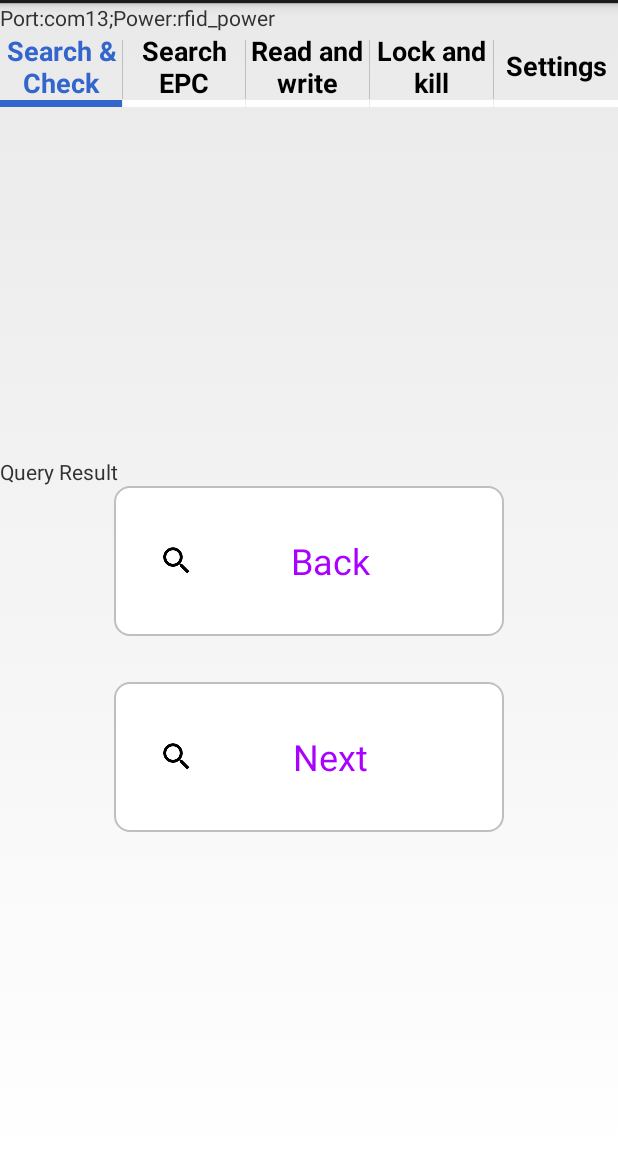
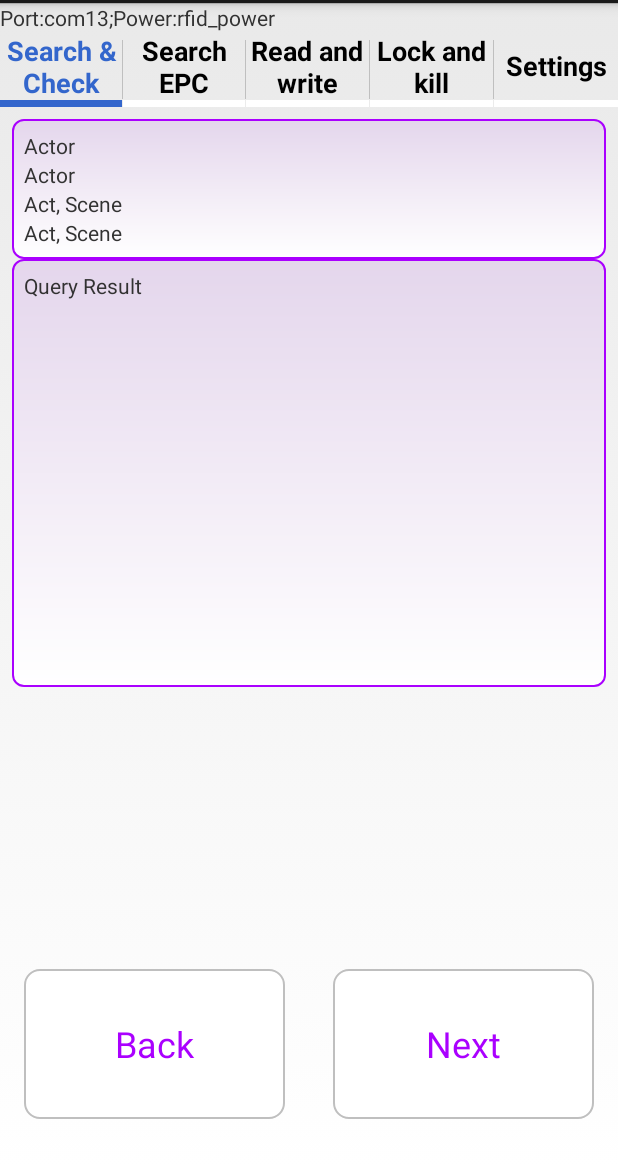
Before and after one commit to CrayJThiemsert/UpSizeUHF, an Android app: the screen it shows after launch (UHFActivity), after a tap on "Next", on a phone screen of 412 x 824 dp, the part 69-1236 px from its top. Run offline under Robolectric (Android 15) with nearby library versions, the phone set to English and light mode, and no system bars; pictures from the network do not load; Roboto replaces fonts that are not available here; 7 statements that could not run were skipped; 1 other tap on this screen came first.

Commit message:
after select actor to filter act, scene list.

```diff
--- /dev/null
+++ b/app/src/main/res/drawable/layout_border_radius.xml
@@ -0,0 +1,24 @@
+<?xml version="1.0" encoding="UTF-8"?>
+<shape xmlns:android="http://schemas.android.com/apk/res/android">
+    <solid android:color="#FFFFFF"/>
+    <stroke
+        android:width="1dp"
+        android:color="@color/purple" />
+
+    //specify gradient
+    <gradient
+        android:startColor="#ffffffff"
+        android:endColor="#E4D6EC"
+        android:angle="90"/>
+
+    <padding
+        android:left="8dp"
+        android:top="8dp"
+        android:right="8dp"
+        android:bottom="8dp"/>
+    <corners
+        android:bottomRightRadius="7dp"
+        android:bottomLeftRadius="7dp"
+        android:topLeftRadius="7dp"
+        android:topRightRadius="7dp"/>
+</shape>
--- a/app/src/main/res/layout/activity_uhf.xml
+++ b/app/src/main/res/layout/activity_uhf.xml
@@ -402,38 +402,42 @@
                         android:layout_height="250dp"
                         android:id="@+id/actscene_name_rvlist"/>
 
+
+
                     <LinearLayout
                         android:layout_width="match_parent"
                         android:layout_height="wrap_content"
                         android:orientation="horizontal"
-                        android:paddingTop="15dp"
+                        android:layout_alignParentBottom="true"
+                        android:paddingBottom="16dp"
                         android:gravity="center" >
 
                         <Button android:text="@string/back_label"
                             android:id="@+id/back_s2_button"
-                            android:layout_width="160dip"
-                            android:layout_height="100dip"
+                            android:layout_width="160dp"
+                            android:layout_height="100dp"
                             android:layout_gravity="center"
+
                             android:background="@drawable/button_radius"
                             android:textSize="24sp"
                             android:textColor="@color/purple"
-                            android:paddingLeft="30dip"
-                            android:paddingRight="26dip"
+                            android:layout_weight="0.5"
+                            android:layout_margin="16dp"
 
                             android:singleLine="true"
                             android:gravity="center" />
 
                         <Button android:text="@string/next_label"
                             android:id="@+id/next_s2_button"
-                            android:layout_width="160dip"
-                            android:layout_height="100dip"
+                            android:layout_width="160dp"
+                            android:layout_height="100dp"
                             android:layout_gravity="center"
                             android:background="@drawable/button_radius"
                             android:textSize="24sp"
                             android:textColor="@color/purple"
 
-                            android:paddingLeft="30dip"
-                            android:paddingRight="26dip"
+                            android:layout_weight="0.5"
+                            android:layout_margin="16dp"
 
                             android:singleLine="true"
                             android:gravity="center" />
@@ -450,72 +454,116 @@
             android:id="@+id/ls3queryresult"
             android:layout_width="match_parent"
             android:layout_height="match_parent"
-            android:gravity="center"
+            android:gravity="top"
             android:orientation="vertical"
             android:visibility="gone" >
 
-            <LinearLayout
+            <RelativeLayout
                 android:id="@+id/tableLayout1s3"
                 android:layout_width="match_parent"
                 android:layout_height="wrap_content"
+                android:gravity="top"
                 android:orientation="vertical" >
 
                 <LinearLayout
                     android:id="@+id/LinearLayouts3"
                     android:layout_width="match_parent"
                     android:layout_height="wrap_content"
+                    android:layout_alignParentTop="true"
                     android:orientation="vertical"
-                    android:paddingTop="10dp"
-                    android:paddingBottom="15dp"
-                    android:gravity="center">
+                    android:padding="8dp">
 
-                    <TextView
+                    <LinearLayout
                         android:layout_width="match_parent"
                         android:layout_height="wrap_content"
-                        android:text="Query Result"/>
+                        android:orientation="vertical"
+                        android:paddingBottom="8dp"
+                        android:background="@drawable/layout_border_radius"
+                        android:gravity="top" >
 
+                        <TextView
+                            android:layout_width="match_parent"
+                            android:layout_height="wrap_content"
+                            android:text="@string/actor"/>
+                        <TextView
+                            android:id="@+id/selected_actor_textview"
+                            android:layout_width="match_parent"
+                            android:layout_height="wrap_content"
+                            android:text="@string/actor"/>
 
+                        <TextView
+                            android:layout_width="match_parent"
+                            android:layout_height="wrap_content"
+                            android:text="@string/actscene"/>
+                        <TextView
+                            android:id="@+id/selected_actscene_textview"
+                            android:layout_width="match_parent"
+                            android:layout_height="wrap_content"
+                            android:text="@string/actscene"/>
 
-                    <Button android:text="@string/back_label"
-                        android:id="@+id/back_s3_button"
-                        android:layout_width="260dip"
-                        android:layout_height="100dip"
-                        android:layout_gravity="center"
-                        android:background="@drawable/button_radius"
-                        android:textSize="24sp"
-                        android:textColor="@color/purple"
-                        android:drawableLeft="@drawable/baseline_search_black_24"
+                    </LinearLayout>
 
-                        android:paddingLeft="30dip"
-                        android:paddingRight="26dip"
+                    <LinearLayout
+                        android:layout_width="match_parent"
+                        android:layout_height="wrap_content"
+                        android:orientation="vertical"
 
-                        android:singleLine="true"
-                        android:gravity="center" />
+                        android:paddingTop="8dp"
+                        android:background="@drawable/layout_border_radius"
+                        android:gravity="top" >
+                        <TextView
+                            android:layout_width="match_parent"
+                            android:layout_height="wrap_content"
+
+                            android:text="Query Result"/>
+
+                        <androidx.recyclerview.widget.RecyclerView
+                            android:layout_width="match_parent"
+                            android:layout_height="250dp"
+                            android:id="@+id/query_result_rvlist"/>
+                    </LinearLayout>
+
                 </LinearLayout>
 
                 <LinearLayout
                     android:layout_width="match_parent"
                     android:layout_height="wrap_content"
-                    android:paddingTop="15dp"
+                    android:orientation="horizontal"
+                    android:layout_alignParentBottom="true"
+                    android:paddingBottom="16dp"
                     android:gravity="center" >
+
+                    <Button android:text="@string/back_label"
+                        android:id="@+id/back_s3_button"
+                        android:layout_width="160dp"
+                        android:layout_height="100dp"
+                        android:layout_gravity="center"
+
+                        android:background="@drawable/button_radius"
+                        android:textSize="24sp"
+                        android:textColor="@color/purple"
+                        android:layout_weight="0.5"
+                        android:layout_margin="16dp"
+
+                        android:singleLine="true"
+                        android:gravity="center" />
 
                     <Button android:text="@string/next_label"
                         android:id="@+id/next_s3_button"
-                        android:layout_width="260dip"
-                        android:layout_height="100dip"
+                        android:layout_width="160dp"
+                        android:layout_height="100dp"
                         android:layout_gravity="center"
                         android:background="@drawable/button_radius"
                         android:textSize="24sp"
                         android:textColor="@color/purple"
-                        android:drawableLeft="@drawable/baseline_search_black_24"
 
-                        android:paddingLeft="30dip"
-                        android:paddingRight="26dip"
+                        android:layout_weight="0.5"
+                        android:layout_margin="16dp"
 
                         android:singleLine="true"
                         android:gravity="center" />
                 </LinearLayout>
-            </LinearLayout>
+            </RelativeLayout>
         </LinearLayout>
 
         <LinearLayout
```
Also changed, not shown: 132 other files.
